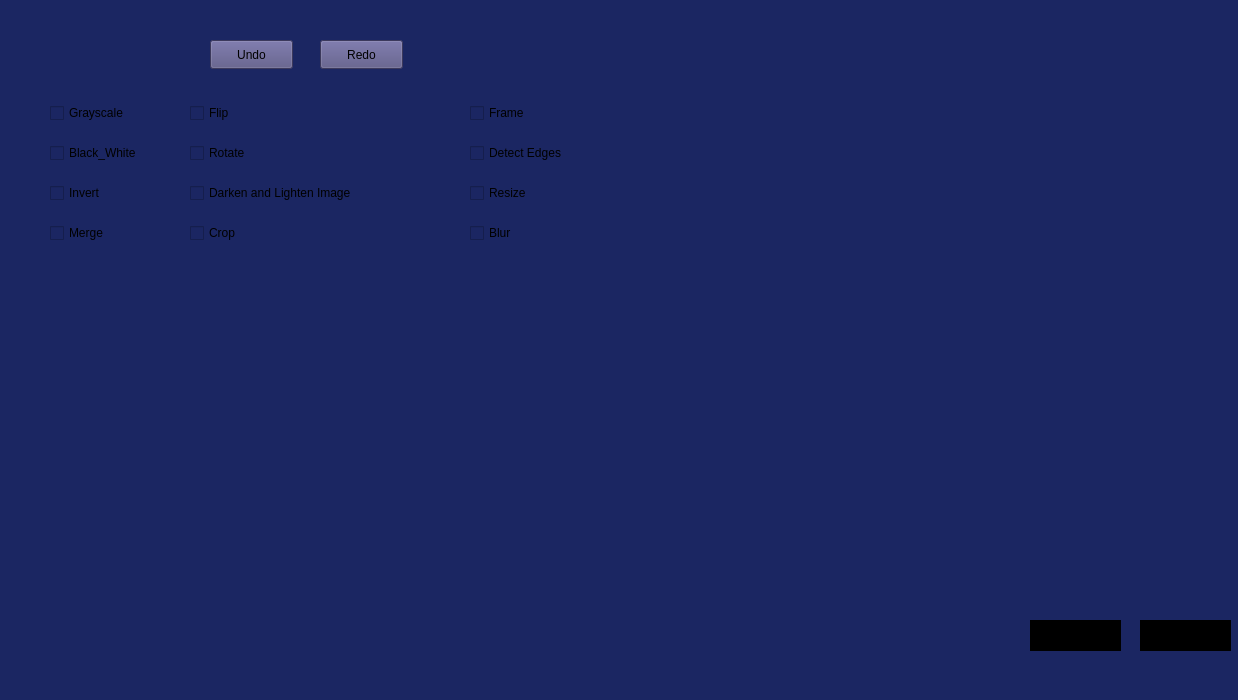
Before: the Qt Designer form demo_photoshop/demo_photoshop.ui in mohamedahmed2005/Demo_photoshop-GUI, drawn with Qt 5.
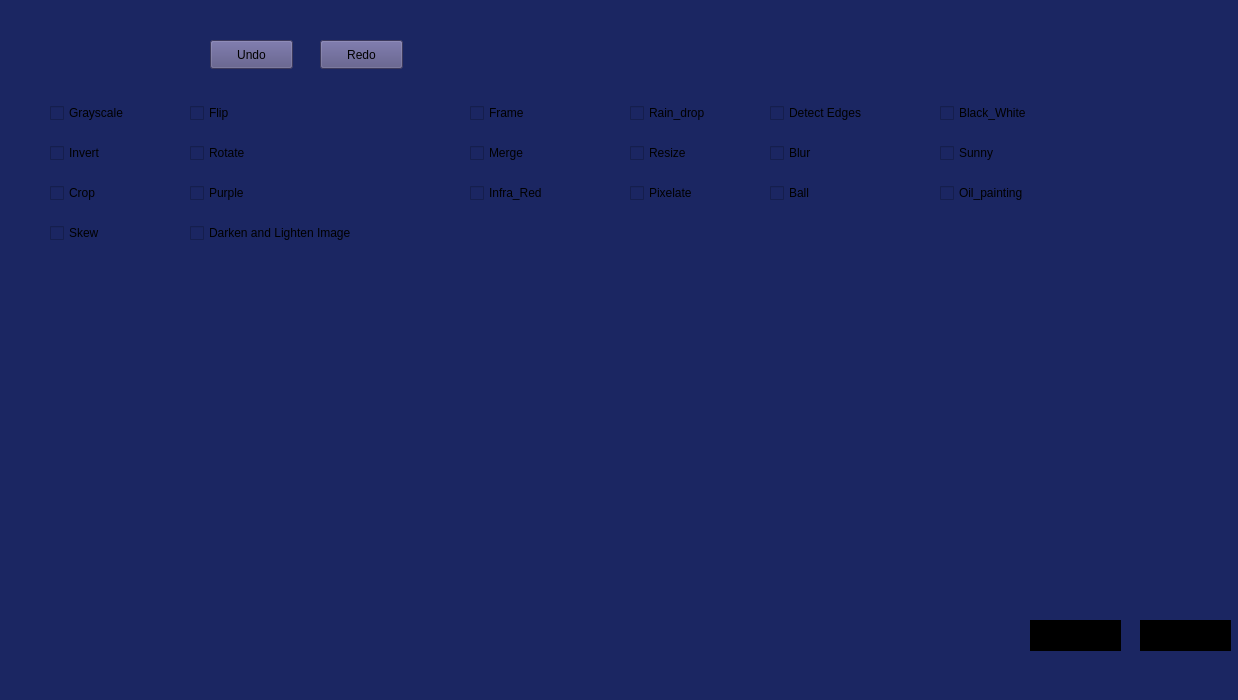
After: the same form once the commit is applied.

```diff
--- a/demo_photoshop/demo_photoshop.ui
+++ b/demo_photoshop/demo_photoshop.ui
@@ -156,7 +156,7 @@
      <rect>
       <x>50</x>
       <y>100</y>
-      <width>93</width>
+      <width>92</width>
       <height>26</height>
      </rect>
     </property>
@@ -167,8 +167,8 @@
    <widget class="QCheckBox" name="checkBox_2">
     <property name="geometry">
      <rect>
-      <x>50</x>
-      <y>140</y>
+      <x>940</x>
+      <y>100</y>
       <width>111</width>
       <height>26</height>
      </rect>
@@ -181,7 +181,7 @@
     <property name="geometry">
      <rect>
       <x>50</x>
-      <y>180</y>
+      <y>140</y>
       <width>93</width>
       <height>26</height>
      </rect>
@@ -193,8 +193,8 @@
    <widget class="QCheckBox" name="checkBox_4">
     <property name="geometry">
      <rect>
-      <x>50</x>
-      <y>220</y>
+      <x>470</x>
+      <y>140</y>
       <width>93</width>
       <height>26</height>
      </rect>
@@ -233,7 +233,7 @@
     <property name="geometry">
      <rect>
       <x>190</x>
-      <y>180</y>
+      <y>220</y>
       <width>241</width>
       <height>26</height>
      </rect>
@@ -245,8 +245,8 @@
    <widget class="QCheckBox" name="checkBox_8">
     <property name="geometry">
      <rect>
-      <x>190</x>
-      <y>220</y>
+      <x>50</x>
+      <y>180</y>
       <width>93</width>
       <height>26</height>
      </rect>
@@ -271,9 +271,9 @@
    <widget class="QCheckBox" name="checkBox_10">
     <property name="geometry">
      <rect>
-      <x>470</x>
-      <y>140</y>
-      <width>121</width>
+      <x>770</x>
+      <y>100</y>
+      <width>117</width>
       <height>26</height>
      </rect>
     </property>
@@ -284,9 +284,9 @@
    <widget class="QCheckBox" name="checkBox_11">
     <property name="geometry">
      <rect>
-      <x>470</x>
-      <y>180</y>
-      <width>93</width>
+      <x>630</x>
+      <y>140</y>
+      <width>71</width>
       <height>26</height>
      </rect>
     </property>
@@ -297,8 +297,8 @@
    <widget class="QCheckBox" name="checkBox_12">
     <property name="geometry">
      <rect>
-      <x>470</x>
-      <y>220</y>
+      <x>770</x>
+      <y>140</y>
       <width>93</width>
       <height>26</height>
      </rect>
@@ -307,6 +307,110 @@
      <string>Blur</string>
     </property>
    </widget>
+   <widget class="QCheckBox" name="checkBox_13">
+    <property name="geometry">
+     <rect>
+      <x>190</x>
+      <y>180</y>
+      <width>111</width>
+      <height>26</height>
+     </rect>
+    </property>
+    <property name="text">
+     <string>Purple</string>
+    </property>
+   </widget>
+   <widget class="QCheckBox" name="checkBox_14">
+    <property name="geometry">
+     <rect>
+      <x>470</x>
+      <y>180</y>
+      <width>111</width>
+      <height>26</height>
+     </rect>
+    </property>
+    <property name="text">
+     <string>Infra_Red</string>
+    </property>
+   </widget>
+   <widget class="QCheckBox" name="checkBox_15">
+    <property name="geometry">
+     <rect>
+      <x>940</x>
+      <y>140</y>
+      <width>111</width>
+      <height>26</height>
+     </rect>
+    </property>
+    <property name="text">
+     <string>Sunny</string>
+    </property>
+   </widget>
+   <widget class="QCheckBox" name="checkBox_16">
+    <property name="geometry">
+     <rect>
+      <x>940</x>
+      <y>180</y>
+      <width>111</width>
+      <height>26</height>
+     </rect>
+    </property>
+    <property name="text">
+     <string>Oil_painting</string>
+    </property>
+   </widget>
+   <widget class="QCheckBox" name="checkBox_17">
+    <property name="geometry">
+     <rect>
+      <x>770</x>
+      <y>180</y>
+      <width>111</width>
+      <height>26</height>
+     </rect>
+    </property>
+    <property name="text">
+     <string>Ball</string>
+    </property>
+   </widget>
+   <widget class="QCheckBox" name="checkBox_18">
+    <property name="geometry">
+     <rect>
+      <x>630</x>
+      <y>180</y>
+      <width>111</width>
+      <height>26</height>
+     </rect>
+    </property>
+    <property name="text">
+     <string>Pixelate</string>
+    </property>
+   </widget>
+   <widget class="QCheckBox" name="checkBox_19">
+    <property name="geometry">
+     <rect>
+      <x>630</x>
+      <y>100</y>
+      <width>111</width>
+      <height>26</height>
+     </rect>
+    </property>
+    <property name="text">
+     <string>Rain_drop</string>
+    </property>
+   </widget>
+   <widget class="QCheckBox" name="checkBox_20">
+    <property name="geometry">
+     <rect>
+      <x>50</x>
+      <y>220</y>
+      <width>111</width>
+      <height>26</height>
+     </rect>
+    </property>
+    <property name="text">
+     <string>Skew</string>
+    </property>
+   </widget>
   </widget>
   <widget class="QMenuBar" name="menubar">
    <property name="geometry">
```
